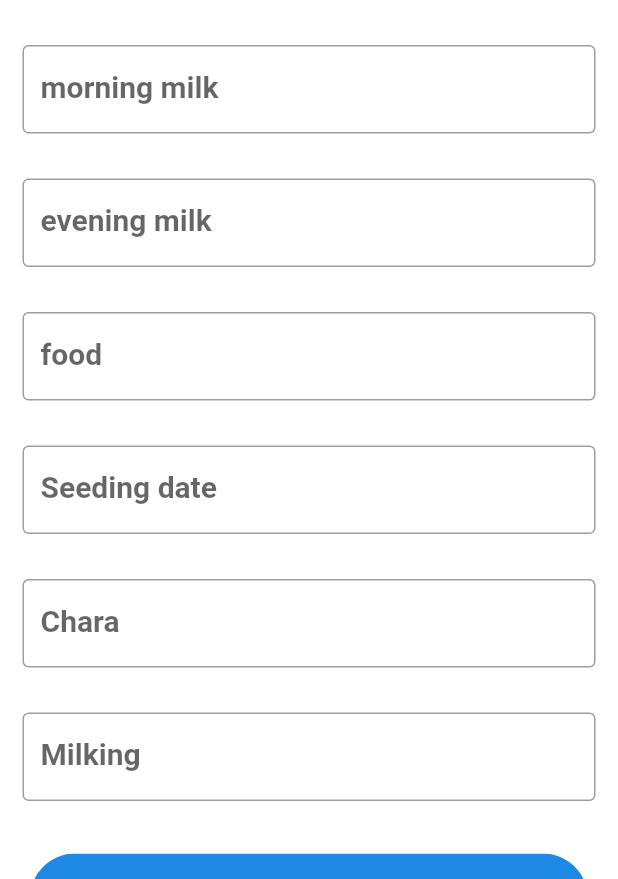
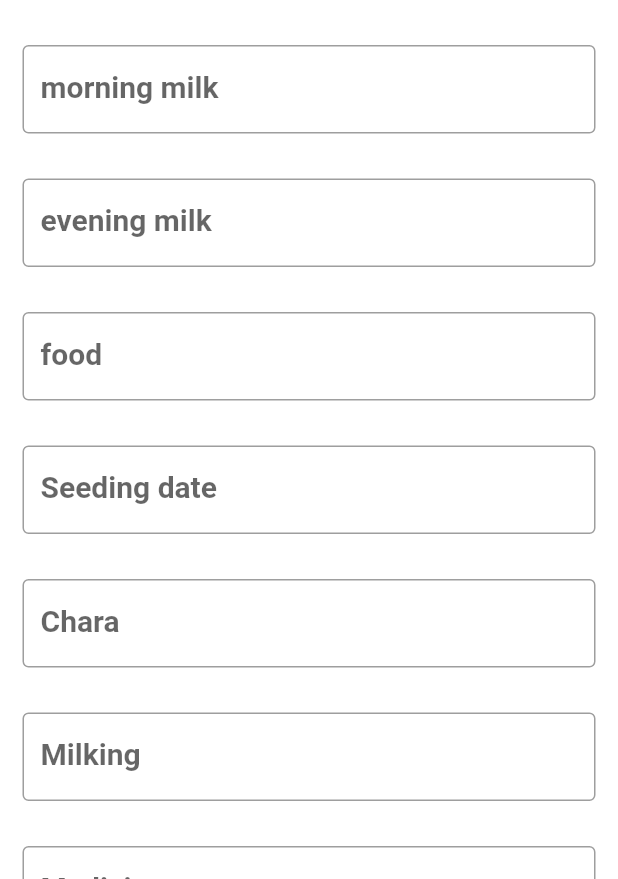
Before and after one commit to anshgoyal1/dairy_app, a Flutter app: the BuffaloDetails screen opened directly, on a phone screen of 412 x 824 dp, the part 357-1236 px from its top. Run offline on Flutter 3.47's test engine with Material 2 defaults, Android fonts, the phone set to English and light mode, and no system bars.

Commit message:
Add files via upload

```diff
--- a/lib/lists/buffalo_data.dart
+++ b/lib/lists/buffalo_data.dart
@@ -7,6 +7,7 @@ class BuffaloData {
   String seedingDate;
   String chara;
   String milking;
+  String medicine;
 
   BuffaloData(
       {this.id,
@@ -16,5 +17,6 @@ class BuffaloData {
       this.food,
       this.seedingDate,
       this.chara,
-      this.milking});
+      this.milking,
+      this.medicine});
 }
--- a/lib/lists/cow_data.dart
+++ b/lib/lists/cow_data.dart
@@ -7,6 +7,7 @@ class Data {
   String seedingDate;
   String chara;
   String milking;
+  String medicine;
 
   Data(
       {this.id,
@@ -16,5 +17,6 @@ class Data {
       this.food,
       this.seedingDate,
       this.chara,
-      this.milking});
+      this.milking,
+      this.medicine});
 }
--- a/lib/main.dart
+++ b/lib/main.dart
@@ -4,7 +4,7 @@ import 'package:flutter/material.dart';
 void main() {
   runApp(DairyApp());
 }
-// hello
+// hell
 class DairyApp extends StatelessWidget {
   @override
   Widget build(BuildContext context) {
--- a/lib/pages/buffalo_details.dart
+++ b/lib/pages/buffalo_details.dart
@@ -17,6 +17,7 @@ class BuffaloDetails extends StatelessWidget {
   TextEditingController seedingdateController = new TextEditingController();
   TextEditingController charaController = new TextEditingController();
   TextEditingController milkingController = new TextEditingController();
+  TextEditingController medicineController = new TextEditingController();
 
   @override
   Widget build(BuildContext context) {
@@ -65,6 +66,10 @@ class BuffaloDetails extends StatelessWidget {
             textEditingController: milkingController,
             hint: 'Milking',
           ),
+          LabelsBox(
+            textEditingController: medicineController,
+            hint: 'Medicine',
+          ),
           Buttons(
             label: 'Add',
             color: Colors.blue[600],
@@ -77,7 +82,8 @@ class BuffaloDetails extends StatelessWidget {
                   food: foodController.text,
                   seedingDate: seedingdateController.text,
                   chara: charaController.text,
-                  milking: milkingController.text);
+                  milking: milkingController.text,
+                  medicine: medicineController.text);
               Navigator.push(
                   context,
                   MaterialPageRoute(
--- a/lib/pages/cow_details.dart
+++ b/lib/pages/cow_details.dart
@@ -4,7 +4,6 @@ import 'package:dairy_app/pages/list_page_cow.dart';
 import 'package:flutter/material.dart';
 
 import '../lists/cow_data.dart';
-
 
 // ignore: must_be_immutable
 class CowDetails extends StatelessWidget {
@@ -16,6 +15,7 @@ class CowDetails extends StatelessWidget {
   TextEditingController seedingdateController = new TextEditingController();
   TextEditingController charaController = new TextEditingController();
   TextEditingController milkingController = new TextEditingController();
+  TextEditingController medController = new TextEditingController();
 
   @override
   Widget build(BuildContext context) {
@@ -64,6 +64,10 @@ class CowDetails extends StatelessWidget {
             textEditingController: milkingController,
             hint: 'Milking',
           ),
+          LabelsBox(
+            textEditingController: medController,
+            hint: 'Medicine',
+          ),
           Buttons(
             label: 'Add',
             color: Colors.blue[600],
@@ -76,11 +80,15 @@ class CowDetails extends StatelessWidget {
                 food: foodController.text,
                 seedingDate: seedingdateController.text,
                 chara: charaController.text,
-                  milking: milkingController.text);
+                milking: milkingController.text,
+                medicine: medController.text,
+              );
               Navigator.push(
                   context,
                   MaterialPageRoute(
-                      builder: (context) => ListPageCow(data: dataTo,)));
+                      builder: (context) => ListPageCow(
+                            data: dataTo,
+                          )));
             },
           )
         ],
--- a/lib/pages/welcome_page.dart
+++ b/lib/pages/welcome_page.dart
@@ -35,7 +35,7 @@ class WelcomePage extends StatelessWidget {
                   iconName: 'Cow \nList',
                 ),
                 SizedBox(
-                  width: 55.0,
+                  width: 30.0,
                 ),
                 IconGadget(
                   onPress: () {
```
Lines whose indentation alone changed are shown as unchanged.
